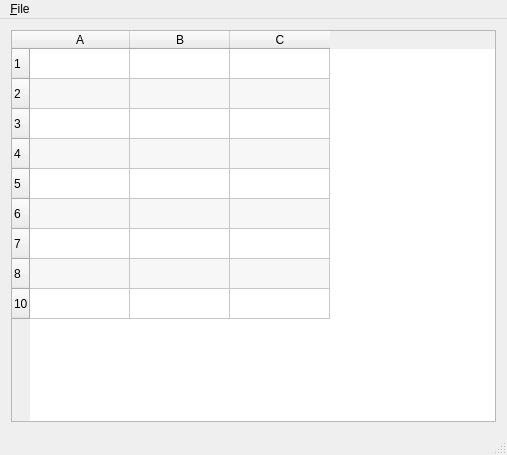
Old version of the form 14_Delegate/mainwindow.ui in the repository sadovskiy/QtExamplesForAProgrammingCourse.
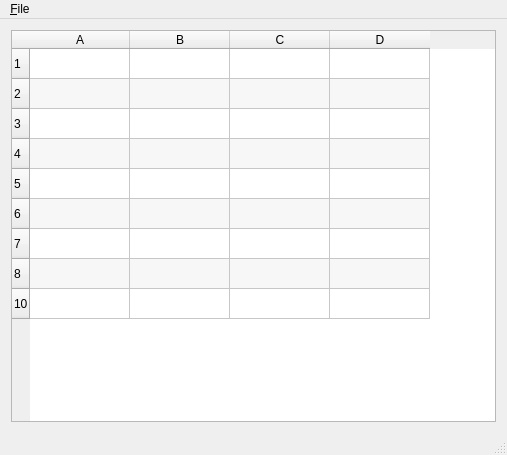
New version of the form.

```diff
--- a/14_Delegate/mainwindow.ui
+++ b/14_Delegate/mainwindow.ui
@@ -84,6 +84,11 @@
         <string>C</string>
        </property>
       </column>
+      <column>
+       <property name="text">
+        <string>D</string>
+       </property>
+      </column>
      </widget>
     </item>
    </layout>
```
